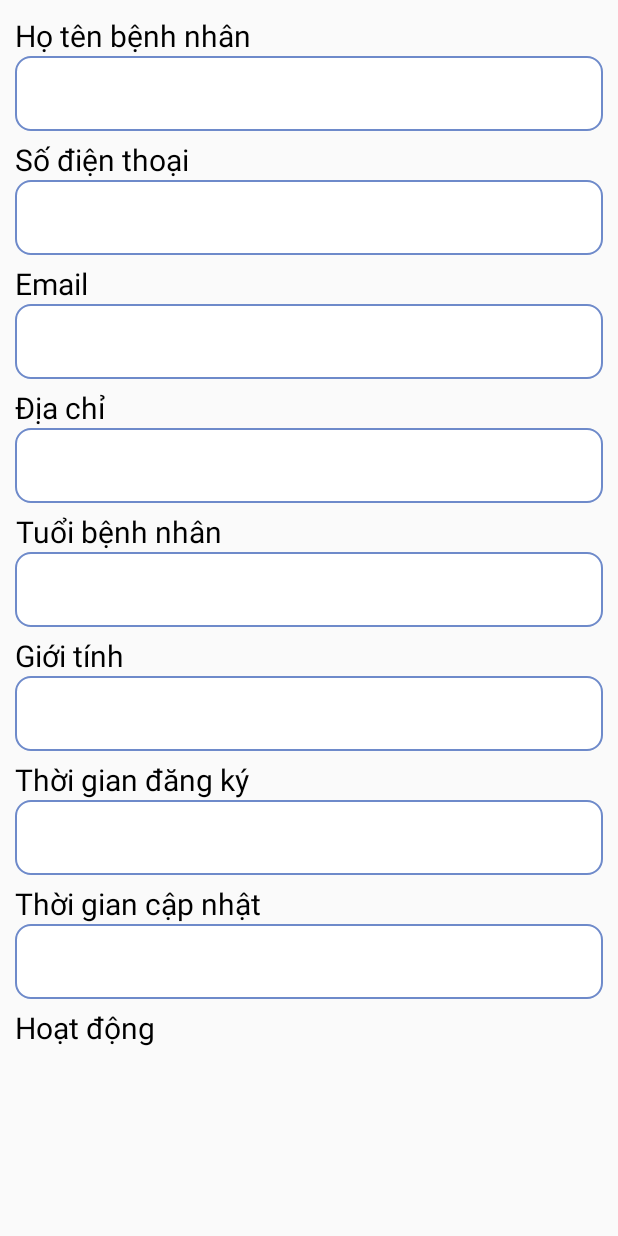
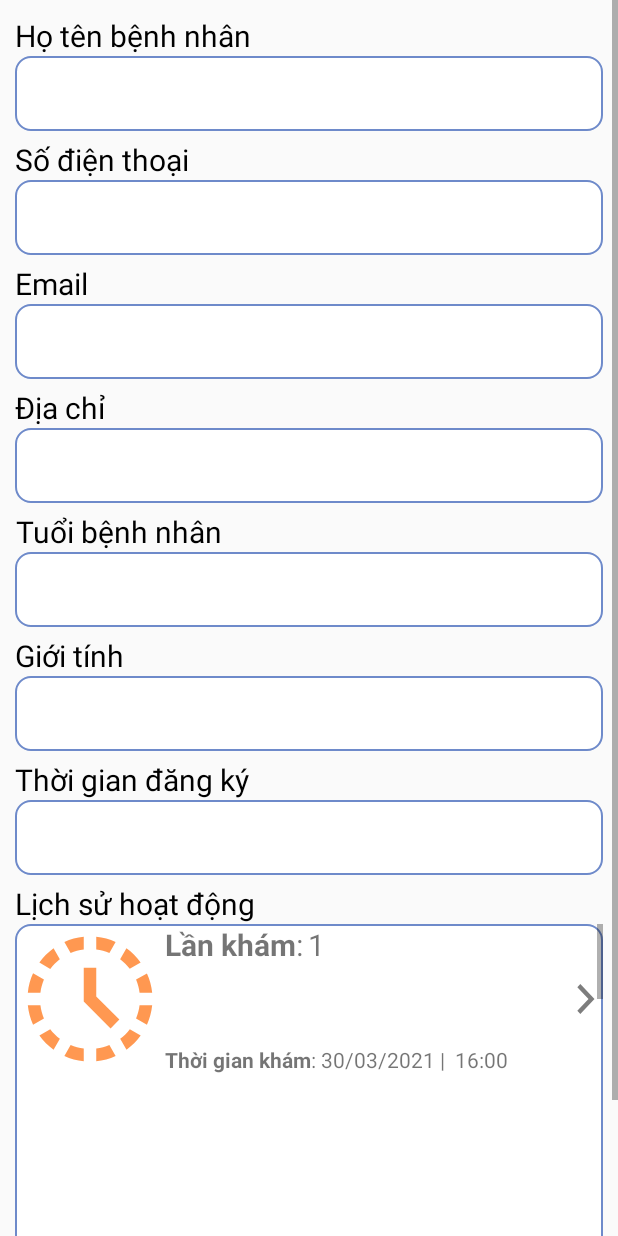
Before and after one commit to dongle1999/NoName-master, an Android app: the fragment Fragment_BenhNhan_HoSoBenhLy shown on its own in the app's theme, on a phone screen of 412 x 824 dp. Run offline under Robolectric (Android 15) with nearby library versions, the phone set to English and light mode, and no system bars.

Commit message:
hung update

```diff
--- a/app/src/main/AndroidManifest.xml
+++ b/app/src/main/AndroidManifest.xml
@@ -29,7 +29,7 @@
         <activity android:name=".TrangBacSi.Fragment.BacSi_ChiTiet_QuanLyBenhNhan" />
         <activity android:name=".TrangBacSi.Fragment.BacSi_ChiTiet_LichSuKham" />
         <activity android:name=".TrangBacSi.Fragment.BacSi_ChiTiet_LichKham" />
-        <activity android:name=".TrangBenhNhan.Fragment.BenhNhan_ChiTiet_LichSuKhamBenh" />
+        <activity android:name=".TrangBenhNhan.Fragment.BenhNhan_ChiTiet_HoSoBenhLy" />
         <activity android:name=".TrangBenhNhan.BenhNhan_DoiMatKhau" />
         <activity android:name=".TrangBacSi.Nav_TrangBacSi" />
         <activity android:name=".TrangBacSi.BacSi_DangNhapBacSi" />
--- /dev/null
+++ b/app/src/main/java/com/example/noname/Adapter/HoSoBenhLy_BenhNhan_Adapter.java
@@ -0,0 +1,49 @@
+package com.example.noname.Adapter;
+
+import android.app.Activity;
+import android.content.Context;
+import android.view.LayoutInflater;
+import android.view.View;
+import android.view.ViewGroup;
+import android.widget.ArrayAdapter;
+import android.widget.TextView;
+
+import androidx.annotation.NonNull;
+import androidx.annotation.Nullable;
+
+import com.example.noname.Model.HoSoBenhLy_BenhNhan;
+import com.example.noname.R;
+
+import java.util.List;
+
+public class HoSoBenhLy_BenhNhan_Adapter extends ArrayAdapter<HoSoBenhLy_BenhNhan> {
+
+    Activity context;
+    int resource;
+    List<HoSoBenhLy_BenhNhan> objects;
+
+    public HoSoBenhLy_BenhNhan_Adapter(@NonNull Activity context, int resource, @NonNull List<HoSoBenhLy_BenhNhan> objects) {
+        super(context, resource, objects);
+        this.context=context;
+        this.resource=resource;
+        this.objects=objects;
+    }
+
+    @NonNull
+    @Override
+    public View getView(int position, @Nullable View convertView, @NonNull ViewGroup parent) {
+        LayoutInflater inflater=this.context.getLayoutInflater();
+        View row=inflater.inflate(this.resource,null);
+
+        TextView txtLanKham=row.findViewById(R.id.txtLanKham_CustomLv_BenhNhan_HoSoBenhLy);
+        TextView txtNgayKham=row.findViewById(R.id.txtNgayKham_CustomLv_BenhNhan_HoSoBenhLy);
+        TextView txtThoiGianKham=row.findViewById(R.id.txtThoiGianKham_CustomLv_BenhNhan_HoSoBenhLy);
+
+        HoSoBenhLy_BenhNhan hoSo=this.objects.get(position);
+        txtLanKham.setText(hoSo.getLanKham());
+        txtNgayKham.setText(hoSo.getNgayKham());
+        txtThoiGianKham.setText(hoSo.getthoiGianKham());
+
+        return row;
+    }
+}
--- /dev/null
+++ b/app/src/main/java/com/example/noname/Model/HoSoBenhLy_BenhNhan.java
@@ -0,0 +1,50 @@
+package com.example.noname.Model;
+
+import java.io.Serializable;
+
+public class HoSoBenhLy_BenhNhan implements Serializable {
+    private int ma;
+    private String lanKham, ngayKham, thoiGianKham;
+
+    public HoSoBenhLy_BenhNhan() {
+    }
+
+    public HoSoBenhLy_BenhNhan(int ma, String lanKham, String ngayKham, String thoiGianKham) {
+        this.ma = ma;
+        this.lanKham = lanKham;
+        this.ngayKham = ngayKham;
+        this.thoiGianKham = thoiGianKham;
+    }
+
+    public int getMa() {
+        return ma;
+    }
+
+    public void setMa(int ma) {
+        this.ma = ma;
+    }
+
+    public String getLanKham() {
+        return lanKham;
+    }
+
+    public void setLanKham(String lanKham) {
+        this.lanKham = lanKham;
+    }
+
+    public String getNgayKham() {
+        return ngayKham;
+    }
+
+    public void setNgayKham(String ngayKham) {
+        this.ngayKham = ngayKham;
+    }
+
+    public String getthoiGianKham() {
+        return thoiGianKham;
+    }
+
+    public void setthoiGianKham(String thoiGianKham) {
+        this.thoiGianKham = thoiGianKham;
+    }
+}
--- a/app/src/main/java/com/example/noname/TrangBenhNhan/Fragment/BenhNhan_ChiTiet_LichSuKhamBenh.java
+++ b/app/src/main/java/com/example/noname/TrangBenhNhan/Fragment/BenhNhan_ChiTiet_HoSoBenhLy.java
@@ -6,11 +6,11 @@ import android.os.Bundle;
 
 import com.example.noname.R;
 
-public class BenhNhan_ChiTiet_LichSuKhamBenh extends AppCompatActivity {
+public class BenhNhan_ChiTiet_HoSoBenhLy extends AppCompatActivity {
 
     @Override
     protected void onCreate(Bundle savedInstanceState) {
         super.onCreate(savedInstanceState);
-        setContentView(R.layout.activity_benh_nhan_chi_tiet_lich_su_kham_benh);
+        setContentView(R.layout.activity_benh_nhan_chi_tiet_ho_so_benh_ly);
     }
 }
--- a/app/src/main/java/com/example/noname/TrangBenhNhan/Fragment/Fragment_BenhNhan_HoSoBenhLy.java
+++ b/app/src/main/java/com/example/noname/TrangBenhNhan/Fragment/Fragment_BenhNhan_HoSoBenhLy.java
@@ -1,21 +1,54 @@
 package com.example.noname.TrangBenhNhan.Fragment;
 
+import android.content.Intent;
 import android.os.Bundle;
 import android.view.LayoutInflater;
 import android.view.View;
 import android.view.ViewGroup;
+import android.widget.AdapterView;
+import android.widget.ListView;
 
 import androidx.annotation.NonNull;
 import androidx.annotation.Nullable;
 import androidx.fragment.app.Fragment;
 
+import com.example.noname.Adapter.HoSoBenhLy_BenhNhan_Adapter;
+import com.example.noname.Model.HoSoBenhLy_BenhNhan;
 import com.example.noname.R;
 
+import java.util.ArrayList;
+
 public class Fragment_BenhNhan_HoSoBenhLy extends Fragment {
+
+    ListView lvHoSoBenhLy;
+    ArrayList<HoSoBenhLy_BenhNhan>dsHoSo;
+    HoSoBenhLy_BenhNhan_Adapter hoSoAdapter;
+
     @Nullable
     @Override
     public View onCreateView(@NonNull LayoutInflater inflater, @Nullable ViewGroup container, @Nullable Bundle savedInstanceState) {
-        return inflater.inflate(R.layout.fragment_benh_nhan_ho_so_benh_ly, container,false);
+        View view=inflater.inflate(R.layout.fragment_benh_nhan_ho_so_benh_ly, container,false);
+
+        lvHoSoBenhLy=view.findViewById(R.id.lvFragment_BenhNhan_HoSoBenhLy);
+
+        dsHoSo=new ArrayList<>();
+
+        dsHoSo.add(new HoSoBenhLy_BenhNhan(1,"1","30/03/2021","16:00"));
+        dsHoSo.add(new HoSoBenhLy_BenhNhan(1,"2","30/04/2021","10:00"));
+
+        hoSoAdapter=new HoSoBenhLy_BenhNhan_Adapter(getActivity(),
+                R.layout.custom_listview_benh_nhan_ho_so_benh_ly,dsHoSo);
+
+        lvHoSoBenhLy.setAdapter(hoSoAdapter);
+        lvHoSoBenhLy.setOnItemClickListener(new AdapterView.OnItemClickListener() {
+            @Override
+            public void onItemClick(AdapterView<?> parent, View view, int position, long id) {
+                startActivity(new Intent(getActivity(), BenhNhan_ChiTiet_HoSoBenhLy.class));
+            }
+        });
+
+
+        return view;
     }
 
 }
--- /dev/null
+++ b/app/src/main/res/drawable/ic_lv_hosobenhly.xml
@@ -0,0 +1,5 @@
+<vector android:height="24dp" android:tint="#FF9851"
+    android:viewportHeight="24" android:viewportWidth="24"
+    android:width="24dp" xmlns:android="http://schemas.android.com/apk/res/android">
+    <path android:fillColor="@android:color/white" android:pathData="M15.1,19.37l1,1.74c-0.96,0.44 -2.01,0.73 -3.1,0.84v-2.02C13.74,19.84 14.44,19.65 15.1,19.37zM4.07,13H2.05c0.11,1.1 0.4,2.14 0.84,3.1l1.74,-1C4.35,14.44 4.16,13.74 4.07,13zM15.1,4.63l1,-1.74C15.14,2.45 14.1,2.16 13,2.05v2.02C13.74,4.16 14.44,4.35 15.1,4.63zM19.93,11h2.02c-0.11,-1.1 -0.4,-2.14 -0.84,-3.1l-1.74,1C19.65,9.56 19.84,10.26 19.93,11zM8.9,19.37l-1,1.74c0.96,0.44 2.01,0.73 3.1,0.84v-2.02C10.26,19.84 9.56,19.65 8.9,19.37zM11,4.07V2.05c-1.1,0.11 -2.14,0.4 -3.1,0.84l1,1.74C9.56,4.35 10.26,4.16 11,4.07zM18.36,7.17l1.74,-1.01c-0.63,-0.87 -1.4,-1.64 -2.27,-2.27l-1.01,1.74C17.41,6.08 17.92,6.59 18.36,7.17zM4.63,8.9l-1.74,-1C2.45,8.86 2.16,9.9 2.05,11h2.02C4.16,10.26 4.35,9.56 4.63,8.9zM19.93,13c-0.09,0.74 -0.28,1.44 -0.56,2.1l1.74,1c0.44,-0.96 0.73,-2.01 0.84,-3.1H19.93zM16.83,18.36l1.01,1.74c0.87,-0.63 1.64,-1.4 2.27,-2.27l-1.74,-1.01C17.92,17.41 17.41,17.92 16.83,18.36zM7.17,5.64L6.17,3.89C5.29,4.53 4.53,5.29 3.9,6.17l1.74,1.01C6.08,6.59 6.59,6.08 7.17,5.64zM5.64,16.83L3.9,17.83c0.63,0.87 1.4,1.64 2.27,2.27l1.01,-1.74C6.59,17.92 6.08,17.41 5.64,16.83zM13,7h-2v5.41l4.29,4.29l1.41,-1.41L13,11.59V7z"/>
+</vector>
--- /dev/null
+++ b/app/src/main/res/layout/custom_listview_benh_nhan_ho_so_benh_ly.xml
@@ -0,0 +1,108 @@
+<?xml version="1.0" encoding="utf-8"?>
+<LinearLayout xmlns:android="http://schemas.android.com/apk/res/android"
+    android:layout_width="match_parent"
+    android:layout_height="match_parent">
+
+    <LinearLayout
+        android:layout_width="match_parent"
+        android:layout_height="wrap_content"
+        android:orientation="horizontal">
+
+        <ImageView
+            android:layout_width="100dp"
+            android:layout_height="100dp"
+            android:background="@drawable/ic_lv_hosobenhly" />
+
+        <LinearLayout
+            android:layout_width="match_parent"
+            android:layout_height="100dp"
+            android:layout_weight="1"
+            android:orientation="vertical">
+
+            <LinearLayout
+                android:layout_width="match_parent"
+                android:layout_height="wrap_content"
+                android:orientation="horizontal">
+
+                <TextView
+                    android:layout_width="wrap_content"
+                    android:layout_height="wrap_content"
+                    android:text="@string/title_LanKham"
+                    android:textSize="20dp"
+                    android:textStyle="bold" />
+
+                <TextView
+                    android:layout_width="wrap_content"
+                    android:layout_height="wrap_content"
+                    android:text=":"
+                    android:textSize="20dp"/>
+
+                <TextView
+                    android:id="@+id/txtLanKham_CustomLv_BenhNhan_HoSoBenhLy"
+                    android:layout_width="match_parent"
+                    android:layout_height="wrap_content"
+                    android:layout_marginLeft="3dp"
+                    android:text="@string/title_LanKham"
+                    android:textSize="20dp" />
+            </LinearLayout>
+
+            <LinearLayout
+                android:layout_width="match_parent"
+                android:layout_height="match_parent"
+                android:orientation="horizontal">
+
+                <TextView
+                    android:layout_width="wrap_content"
+                    android:layout_height="wrap_content"
+                    android:layout_gravity="bottom"
+                    android:text="@string/title_ThoiGianKham"
+                    android:textStyle="bold" />
+
+                <TextView
+                    android:layout_width="wrap_content"
+                    android:layout_height="wrap_content"
+                    android:layout_gravity="bottom"
+                    android:text=":" />
+
+                <TextView
+                    android:id="@+id/txtNgayKham_CustomLv_BenhNhan_HoSoBenhLy"
+                    android:layout_width="wrap_content"
+                    android:layout_height="wrap_content"
+                    android:layout_gravity="bottom"
+                    android:layout_marginLeft="3dp"
+                    android:text="ngày/tháng/năm" />
+
+                <TextView
+                    android:layout_width="wrap_content"
+                    android:layout_height="wrap_content"
+                    android:layout_gravity="bottom"
+                    android:layout_marginLeft="3dp"
+                    android:layout_marginRight="3dp"
+                    android:text="|" />
+
+                <TextView
+                    android:id="@+id/txtThoiGianKham_CustomLv_BenhNhan_HoSoBenhLy"
+                    android:layout_width="wrap_content"
+                    android:layout_height="wrap_content"
+                    android:layout_gravity="bottom"
+                    android:layout_marginLeft="3dp"
+                    android:text="giờ:phút" />
+            </LinearLayout>
+
+
+        </LinearLayout>
+
+        <LinearLayout
+            android:layout_width="match_parent"
+            android:layout_height="100dp"
+            android:layout_weight="3"
+            android:gravity="center"
+            android:orientation="vertical">
+
+            <ImageView
+                android:layout_width="wrap_content"
+                android:layout_height="wrap_content"
+                android:background="@drawable/ic_chuyen" />
+        </LinearLayout>
+    </LinearLayout>
+</LinearLayout>
--- a/app/src/main/res/layout/fragment_benh_nhan_ho_so_benh_ly.xml
+++ b/app/src/main/res/layout/fragment_benh_nhan_ho_so_benh_ly.xml
@@ -85,6 +85,7 @@
                     android:padding="5dp"
                     android:textSize="20dp" />
             </LinearLayout>
+
             <LinearLayout
                 android:layout_width="match_parent"
                 android:layout_height="wrap_content"
@@ -108,6 +109,7 @@
                     android:padding="5dp"
                     android:textSize="20dp" />
             </LinearLayout>
+
             <LinearLayout
                 android:layout_width="match_parent"
                 android:layout_height="wrap_content"
@@ -180,29 +182,6 @@
                     android:textSize="20dp" />
             </LinearLayout>
 
-            <LinearLayout
-                android:layout_width="match_parent"
-                android:layout_height="wrap_content"
-                android:layout_marginTop="5dp"
-                android:orientation="vertical">
-
-                <TextView
-                    android:layout_width="wrap_content"
-                    android:layout_height="match_parent"
-                    android:gravity="center"
-                    android:text="@string/title_ThoiGianCapNhat"
-                    android:textColor="@color/colorBlack"
-                    android:textSize="20dp" />
-
-                <TextView
-                    android:id="@+id/txtThoiGianCapNhat_Fragment_BenhNhan_HoSoBenhLy"
-                    android:layout_width="match_parent"
-                    android:layout_height="50dp"
-                    android:background="@drawable/edit3"
-                    android:gravity="center_vertical"
-                    android:padding="5dp"
-                    android:textSize="20dp" />
-            </LinearLayout>
 
             <LinearLayout
                 android:layout_width="match_parent"
@@ -214,21 +193,20 @@
                     android:layout_width="wrap_content"
                     android:layout_height="match_parent"
                     android:gravity="center"
-                    android:text="@string/title_HoatDong"
+                    android:text="@string/title_LichSuHoatDong"
                     android:textColor="@color/colorBlack"
                     android:textSize="20dp" />
 
                 <ScrollView
                     android:layout_width="match_parent"
-                    android:layout_height="wrap_content"
+                    android:layout_height="300dp"
                     android:background="@drawable/edit3">
 
                     <ListView
                         android:id="@+id/lvFragment_BenhNhan_HoSoBenhLy"
                         android:layout_width="match_parent"
                         android:layout_height="match_parent"
-                        android:listSelector="@color/colorListView"
-                        />
+                        android:listSelector="@color/colorListView" />
                 </ScrollView>
             </LinearLayout>
         </LinearLayout>
--- a/app/src/main/res/values/strings.xml
+++ b/app/src/main/res/values/strings.xml
@@ -76,4 +76,12 @@
     <string name="title_ThanhToan">Thanh toán</string>
     <string name="title_ThoiGianDatLich">Thời gian đặt lịch</string>
     <string name="title_ThoiGianHenKham">Thời gian hẹn khám</string>
+    <string name="title_LichSuHoatDong">Lịch sử hoạt động</string>
+    <string name="title_NgayCapNhat">Ngày cập nhật</string>
+    <string name="title_LanKham">Lần khám</string>
+    <string name="title_HuyetAp">Huyết áp</string>
+    <string name="title_CanNang">Cân nặng</string>
+    <string name="title_DuongHuyet">Đường huyết</string>
+    <string name="title_NhietDoCoThe">Nhiệt độ cơ thể</string>
+    <string name="title_DonThuoc">Đơn thuốc</string>
 </resources>
```
Also changed, not shown: app/src/main/java/com/example/noname/TrangBenhNhan/Fragment/Fragment_BenhNhan_LichSuKhamBenh.java (+1 -6 lines), app/src/main/res/layout/activity_benh_nhan_chi_tiet_ho_so_benh_ly.xml (renamed from app/src/main/res/layout/activity_benh_nhan_chi_tiet_lich_su_kham_benh.xml, +76 -56 lines).
